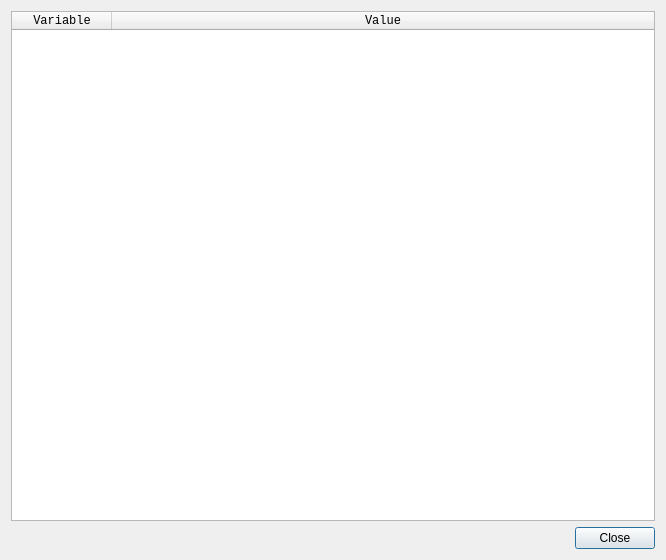
The window that QuarkLauncher/envvariables.ui (loathingKernel/QuarkLauncher) describes before a commit, drawn with Qt 5.
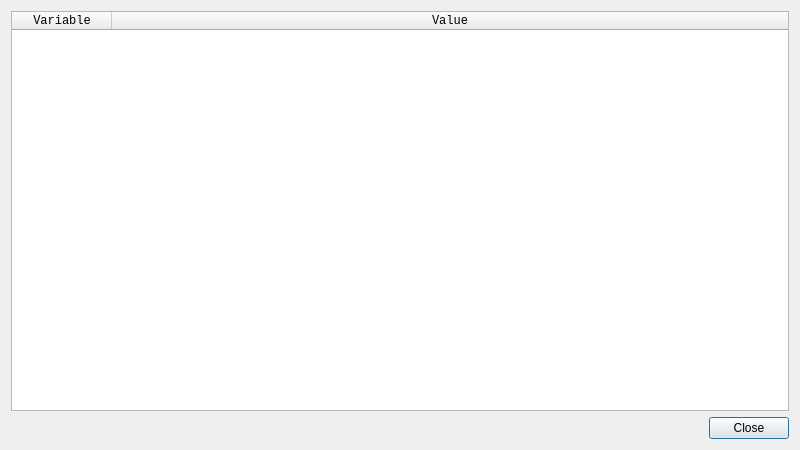
The same window after the commit.

Diff of the .ui file:
```diff
--- a/QuarkLauncher/envvariables.ui
+++ b/QuarkLauncher/envvariables.ui
@@ -6,10 +6,16 @@
    <rect>
     <x>0</x>
     <y>0</y>
-    <width>666</width>
-    <height>560</height>
+    <width>800</width>
+    <height>450</height>
    </rect>
   </property>
+  <property name="minimumSize">
+   <size>
+    <width>800</width>
+    <height>450</height>
+   </size>
+  </property>
   <property name="windowTitle">
    <string>QuarkLauncher - Environment</string>
   </property>
```
